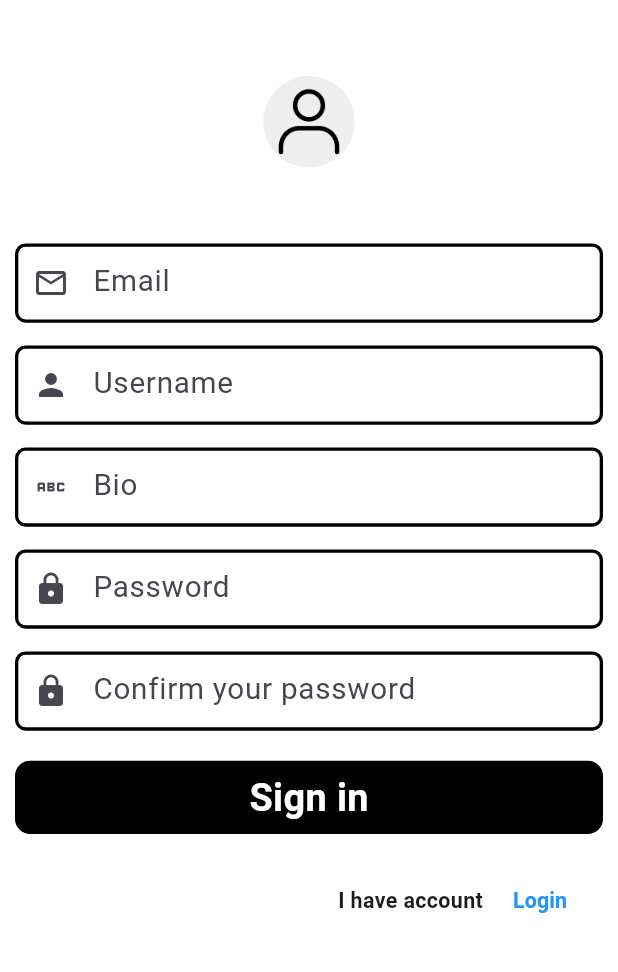
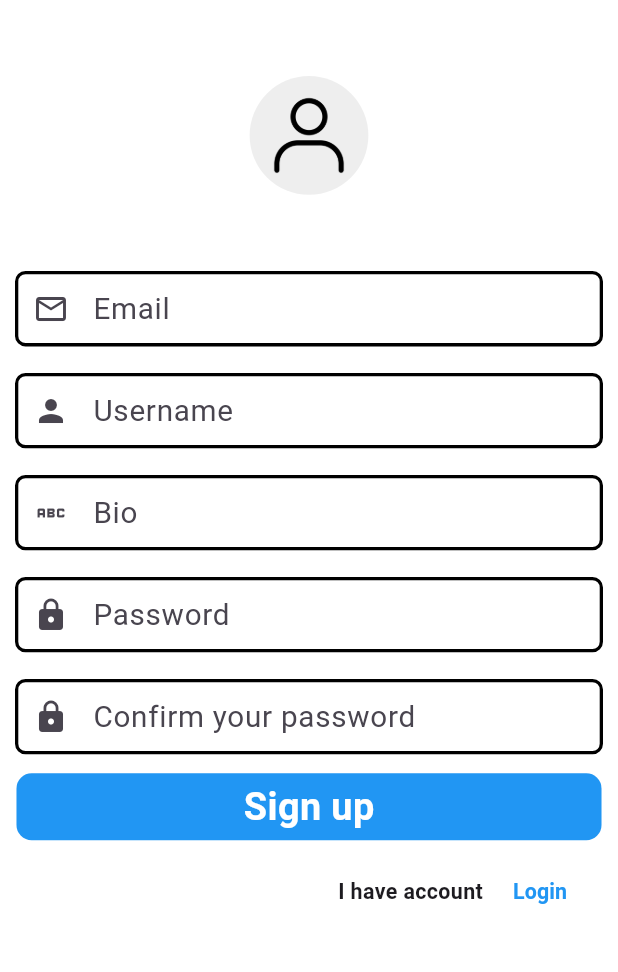
Before and after one commit to SudheerKondamuri/instagram-clone, a Flutter app: the screen it shows after launch, after a tap on "Sign up", on a phone screen of 412 x 824 dp, the part 142-1114 px from its top. Run offline on Flutter 3.47's test engine with Material 3 defaults, Android fonts, the phone set to English and light mode, and no system bars; our stand-ins replace cloud_firestore, device_preview, firebase_auth, firebase_core, firebase_storage, flutter_screenutil and 2 more; accounts and stored records are empty.

Commit message:
new changes

```diff
--- a/lib/main.dart
+++ b/lib/main.dart
@@ -1,14 +1,25 @@
+import 'package:device_preview/device_preview.dart';
 import 'package:flutter/material.dart';
+import 'package:flutter/services.dart';
 import 'package:flutter_screenutil/flutter_screenutil.dart';
 import 'package:instagram/pages/Auth_page.dart';
 import 'package:firebase_core/firebase_core.dart';
+import 'package:supabase_flutter/supabase_flutter.dart';
 import 'firebase_options.dart';
 
-void main() async {
+Future<void> main() async {
   WidgetsFlutterBinding.ensureInitialized();
+  await SystemChrome.setPreferredOrientations([
+    DeviceOrientation.portraitUp,
+    DeviceOrientation.portraitDown,
+  ]);
   await Firebase.initializeApp(options: DefaultFirebaseOptions.currentPlatform);
-
-  runApp(const MyApp());
+  await Supabase.initialize(
+    url: 'https://mcrsjwxywahocivwgusn.supabase.co',
+    anonKey:
+        'eyJhbGciOiJIUzI1NiIsInR5cCI6IkpXVCJ9.eyJpc3MiOiJzdXBhYmFzZSIsInJlZiI6Im1jcnNqd3h5d2Fob2NpdndndXNuIiwicm9sZSI6ImFub24iLCJpYXQiOjE3NDgwNjcxMTIsImV4cCI6MjA2MzY0MzExMn0.Mf_KEyJj7788faocXeomfQYaHiQjagcOLQDMxxMaqLs',
+  );
+  runApp(DevicePreview(builder: (context) => const MyApp()));
 }
 
 class MyApp extends StatelessWidget {
--- a/lib/pages/login_page.dart
+++ b/lib/pages/login_page.dart
@@ -1,5 +1,8 @@
 import 'package:flutter/material.dart';
 import 'package:flutter_screenutil/flutter_screenutil.dart';
+import 'package:instagram/data/firebase_services/firebase_auth.dart';
+import 'package:instagram/util/dailog_box.dart';
+import 'package:instagram/util/exceptions.dart';
 
 class LoginPage extends StatefulWidget {
   final VoidCallback togglePage;
@@ -12,127 +15,65 @@ class LoginPage extends StatefulWidget {
 class _LoginPageState extends State<LoginPage> {
   final email = TextEditingController();
   final password = TextEditingController();
-  FocusNode email_f = FocusNode();
-  FocusNode password_f = FocusNode();
+  final FocusNode email_f = FocusNode();
+  final FocusNode password_f = FocusNode();
+  bool _isloading = false;
+
   @override
   Widget build(BuildContext context) {
-    return MaterialApp(
-      debugShowCheckedModeBanner: false,
-      home: Scaffold(
-        backgroundColor: Colors.white,
-        body: SafeArea(
-          child: SingleChildScrollView(
-            child: Column(
-              children: [
-                SizedBox(width: 96.w, height: 100.h),
-                Center(child: Image.asset('assets/logo.jpg')),
-                SizedBox(height: 120.h),
-                Textfeild(email, Icons.email_outlined, 'Email', email_f),
-                SizedBox(height: 15.h),
-                Textfeild(password, Icons.lock, 'Password', password_f),
-                SizedBox(height: 10.h),
-                /* Container(
-                  color: Colors.blue,
-                  child: Text('Login', style: TextStyle(fontSize: )),
-                ),*/
-                Forgot(),
-                Login(),
-                Container(
-                  child: Row(
-                    mainAxisAlignment: MainAxisAlignment.end,
-                    children: [
-                      Text(
-                        'Dont have account?',
-                        style: TextStyle(
-                          fontSize: 13.sp,
-                          fontWeight: FontWeight.bold,
-                        ),
-                      ),
-
-                      Padding(
-                        padding: const EdgeInsets.fromLTRB(6, 0, 20, 0),
-                        child: TextButton(
-                          onPressed: widget.togglePage,
-                          child: Text(
-                            'Sign up',
-                            style: TextStyle(
-                              fontSize: 13.sp,
-                              color: Colors.blue,
-                              fontWeight: FontWeight.bold,
-                            ),
-                          ),
-                        ),
-                      ),
-                    ],
-                  ),
-                ),
-              ],
-            ),
+    return Scaffold(
+      backgroundColor: Colors.white,
+      body: SafeArea(
+        child: SingleChildScrollView(
+          child: Column(
+            children: [
+              SizedBox(height: 45.h),
+              Center(child: Image.asset('assets/pictures/logo.jpg')),
+              SizedBox(height: 80.h),
+              _textField(email, Icons.email_outlined, 'Email', email_f),
+              SizedBox(height: 15.h),
+              _textField(
+                password,
+                Icons.lock,
+                'Password',
+                password_f,
+                isObscure: true,
+              ),
+              SizedBox(height: 10.h),
+              _forgotPassword(),
+              SizedBox(height: 20.h),
+              _loginButton(),
+              SizedBox(height: 10.h),
+              _signupRedirect(),
+            ],
           ),
         ),
       ),
     );
   }
 
-  Widget Login() {
-    return Container(
-      height: 48.h,
-      width: double.infinity,
-      alignment: Alignment.center,
-      margin: EdgeInsets.all(10),
-      decoration: BoxDecoration(
-        color: Colors.black,
-        borderRadius: BorderRadius.circular(10.r),
-      ),
-      child: Text(
-        "Login",
-        style: TextStyle(
-          fontSize: 23.sp,
-          color: Colors.white,
-          fontWeight: FontWeight.bold,
-        ),
-      ),
-    );
-  }
-
-  Widget Forgot() {
-    return Container(
-      alignment: Alignment.centerRight,
-      padding: EdgeInsets.only(right: 12),
-      child: Text(
-        "Forgot your password?",
-        style: TextStyle(
-          fontSize: 13.sp,
-          color: Colors.blue,
-          fontWeight: FontWeight.bold,
-        ),
-      ),
-    );
-  }
-
-  Widget Textfeild(
+  Widget _textField(
     TextEditingController controller,
     IconData icon,
-    String type,
-    FocusNode focusnode,
-  ) {
+    String hint,
+    FocusNode node, {
+    bool isObscure = false,
+  }) {
     return Container(
       height: 52.h,
-
-      //decoration: BoxDecoration(border: Border.all()),
       child: Padding(
-        padding: const EdgeInsets.symmetric(horizontal: 10),
+        padding: EdgeInsets.symmetric(horizontal: 10.w),
         child: TextField(
+          controller: controller,
+          focusNode: node,
+          obscureText: isObscure,
           style: TextStyle(fontSize: 18.sp, color: Colors.black),
-          keyboardType: TextInputType.emailAddress,
-          controller: controller,
-          focusNode: focusnode,
           decoration: InputDecoration(
-            hintText: type,
+            hintText: hint,
             prefixIcon: Icon(icon),
             contentPadding: EdgeInsets.symmetric(
-              horizontal: 15.w,
-              vertical: 15.h,
+              horizontal: 10.w,
+              vertical: 10.h,
             ),
             enabledBorder: OutlineInputBorder(
               borderRadius: BorderRadius.circular(7),
@@ -147,4 +88,91 @@ class _LoginPageState extends State<LoginPage> {
       ),
     );
   }
+
+  Widget _loginButton() {
+    return Padding(
+      padding: EdgeInsets.symmetric(horizontal: 10.w),
+      child: InkWell(
+        onTap: () async {
+          setState(() {
+            _isloading = true;
+          });
+          try {
+            await Authentication().Login(
+              email: email.text.trim(),
+              password: password.text.trim(),
+            );
+          } on Exceptions catch (e) {
+            dailogBuilder(context, e.toString());
+          }
+          setState(() {
+            _isloading = false;
+          });
+        },
+        child: Container(
+          alignment: Alignment.center,
+          width: double.infinity,
+          height: 44.h,
+          decoration: BoxDecoration(
+            color: Colors.blue,
+            borderRadius: BorderRadius.circular(10.r),
+          ),
+          child:
+              _isloading
+                  ? CircularProgressIndicator(color: Colors.white)
+                  : Text(
+                    'Login',
+                    style: TextStyle(
+                      fontSize: 23.sp,
+                      color: Colors.white,
+                      fontWeight: FontWeight.bold,
+                    ),
+                  ),
+        ),
+      ),
+    );
+  }
+
+  Widget _forgotPassword() {
+    return Container(
+      alignment: Alignment.centerRight,
+      padding: EdgeInsets.only(right: 20.w),
+      child: Text(
+        "Forgot your password?",
+        style: TextStyle(
+          fontSize: 13.sp,
+          color: Colors.blue,
+          fontWeight: FontWeight.bold,
+        ),
+      ),
+    );
+  }
+
+  Widget _signupRedirect() {
+    return Container(
+      child: Row(
+        mainAxisAlignment: MainAxisAlignment.end,
+        children: [
+          Text(
+            "Don't have an account?",
+            style: TextStyle(fontSize: 13.sp, fontWeight: FontWeight.bold),
+          ),
+          Padding(
+            padding: const EdgeInsets.fromLTRB(6, 0, 20, 0),
+            child: TextButton(
+              onPressed: widget.togglePage,
+              child: Text(
+                'Sign up',
+                style: TextStyle(
+                  fontSize: 13.sp,
+                  color: Colors.blue,
+                  fontWeight: FontWeight.bold,
+                ),
+              ),
+            ),
+          ),
+        ],
+      ),
+    );
+  }
 }
--- a/lib/pages/signup_page.dart
+++ b/lib/pages/signup_page.dart
@@ -1,5 +1,11 @@
+import 'dart:io';
+import 'package:firebase_storage/firebase_storage.dart';
 import 'package:flutter/material.dart';
 import 'package:flutter_screenutil/flutter_screenutil.dart';
+import 'package:instagram/data/firebase_services/firebase_auth.dart';
+import 'package:instagram/data/firebase_services/supabase_servecies.dart/storage_bucket.dart';
+import 'package:instagram/util/dailog_box.dart';
+import 'package:instagram/util/exceptions.dart';
 
 class SignupPage extends StatefulWidget {
   final VoidCallback togglePage;
@@ -30,20 +36,24 @@ class _SignupPageState extends State<SignupPage> {
           child: Column(
             children: [
               SizedBox(height: 45.h),
-              Center(child: Image.asset('assets/logo.jpg')),
+              Center(child: Image.asset('assets/pictures/logo.jpg')),
               SizedBox(height: 50.h),
-              SizedBox(
-                //color: Colors.black,
-                height: 60.h,
+              Center(
+                child: InkWell(
+                  onTap: () async {
+                    try {
+                      await StorageBucket().uploadProfilePic();
+                    } catch (e) {}
+                  },
 
-                child: Center(
                   child: CircleAvatar(
-                    radius: 34.r,
+                    radius: 39.r,
                     backgroundColor: Colors.grey.shade200,
                     backgroundImage: AssetImage('assets/pictures/person.png'),
                   ),
                 ),
               ),
+
               SizedBox(height: 50.h),
               Textfeild(email, Icons.email_outlined, 'Email', email_f),
               SizedBox(height: 15.h),
@@ -60,7 +70,7 @@ class _SignupPageState extends State<SignupPage> {
                 confirmpassw_f,
               ),
               SizedBox(height: 10.h),
-              signIn(),
+              Signup(),
               SizedBox(height: 10.h),
               logIn(),
             ],
@@ -70,22 +80,39 @@ class _SignupPageState extends State<SignupPage> {
     );
   }
 
-  Widget signIn() {
-    return Container(
-      height: 48.h,
+  Widget Signup() {
+    return Padding(
+      padding: EdgeInsets.symmetric(horizontal: 10.w),
+      child: InkWell(
+        onTap: () async {
+          try {
+            await Authentication().signUp(
+              email: email.text,
+              password: password.text,
+              confirmpass: confirmpass.text,
+              username: username.text,
+              bio: bio.text,
+            );
+          } on Exceptions catch (e) {
+            dailogBuilder(context, e.toString());
+          }
+        },
+        child: Container(
+          alignment: Alignment.center,
           width: double.infinity,
-      alignment: Alignment.center,
-      margin: EdgeInsets.all(10),
+          height: 44.h,
           decoration: BoxDecoration(
-        color: Colors.black,
+            color: Colors.blue,
             borderRadius: BorderRadius.circular(10.r),
           ),
           child: Text(
-        "Sign in",
+            'Sign up',
             style: TextStyle(
               fontSize: 23.sp,
               color: Colors.white,
               fontWeight: FontWeight.bold,
+            ),
+          ),
         ),
       ),
     );
@@ -141,8 +168,8 @@ class _SignupPageState extends State<SignupPage> {
             hintText: type,
             prefixIcon: Icon(icon),
             contentPadding: EdgeInsets.symmetric(
-              horizontal: 15.w,
-              vertical: 15.h,
+              horizontal: 10.w,
+              vertical: 10.h,
             ),
             enabledBorder: OutlineInputBorder(
               borderRadius: BorderRadius.circular(7),
--- /dev/null
+++ b/lib/util/exceptions.dart
@@ -0,0 +1,7 @@
+class Exceptions implements Exception {
+  final String message;
+  Exceptions(this.message);
+
+  @override
+  String toString() => message;
+}
--- a/pubspec.yaml
+++ b/pubspec.yaml
@@ -39,6 +39,11 @@ dependencies:
   firebase_core: ^3.13.1
   firebase_storage: ^12.4.6
   cloud_firestore: ^5.6.8
+  supabase_flutter: ^2.9.0
+  image_picker: ^1.1.2
+  path: ^1.9.1
+  google_fonts: ^6.2.1
+  device_preview: ^1.2.0
 
 dev_dependencies:
   flutter_test:
@@ -57,7 +62,6 @@ dev_dependencies:
 # The following section is specific to Flutter packages.
 flutter:
   assets:
-    - assets/logo.jpg
     - assets/pictures/
 
   # The following line ensures that the Material Icons font is
```
Also changed, not shown: lib/data/firebase_services/firebase_auth.dart (+61 -0 lines), lib/data/firebase_services/supabase_servecies.dart/storage_bucket.dart (added, +31 -0 lines), lib/util/dailog_box.dart (added, +18 -0 lines), assets/logo.jpg (deleted), assets/pictures/thumbnail_23p31a0577.jpg (added), assets/pictures/what.jpg (added), firebase.json, pubspec.lock, 8 other files. Lines whose indentation alone changed are shown as unchanged.
